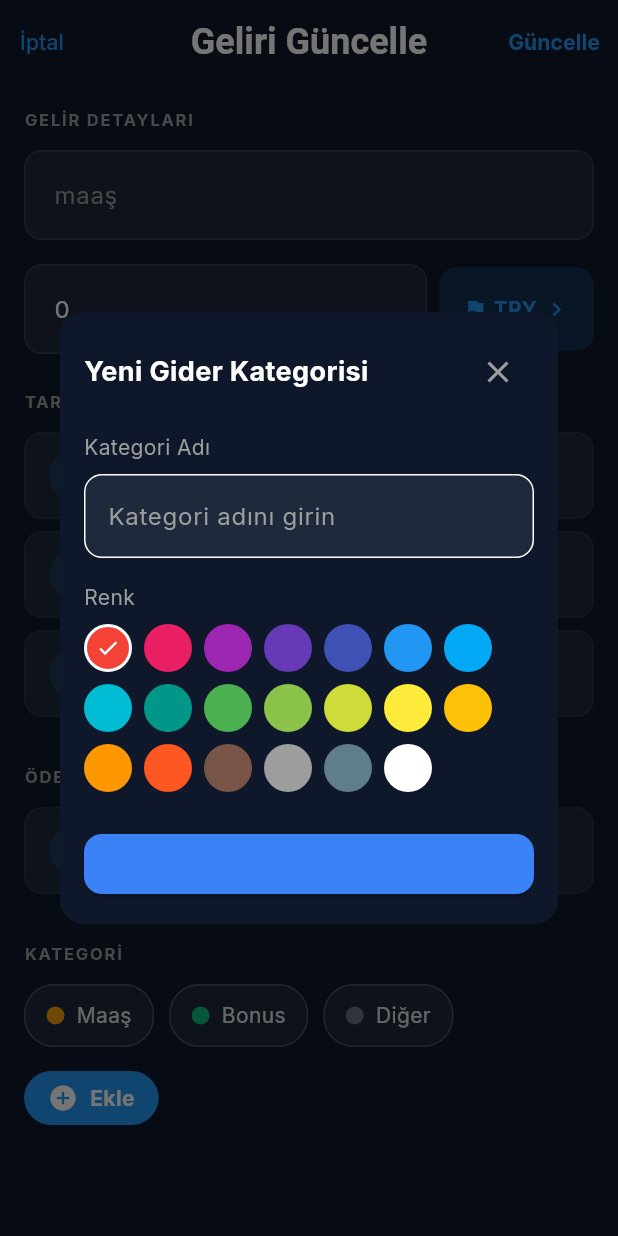
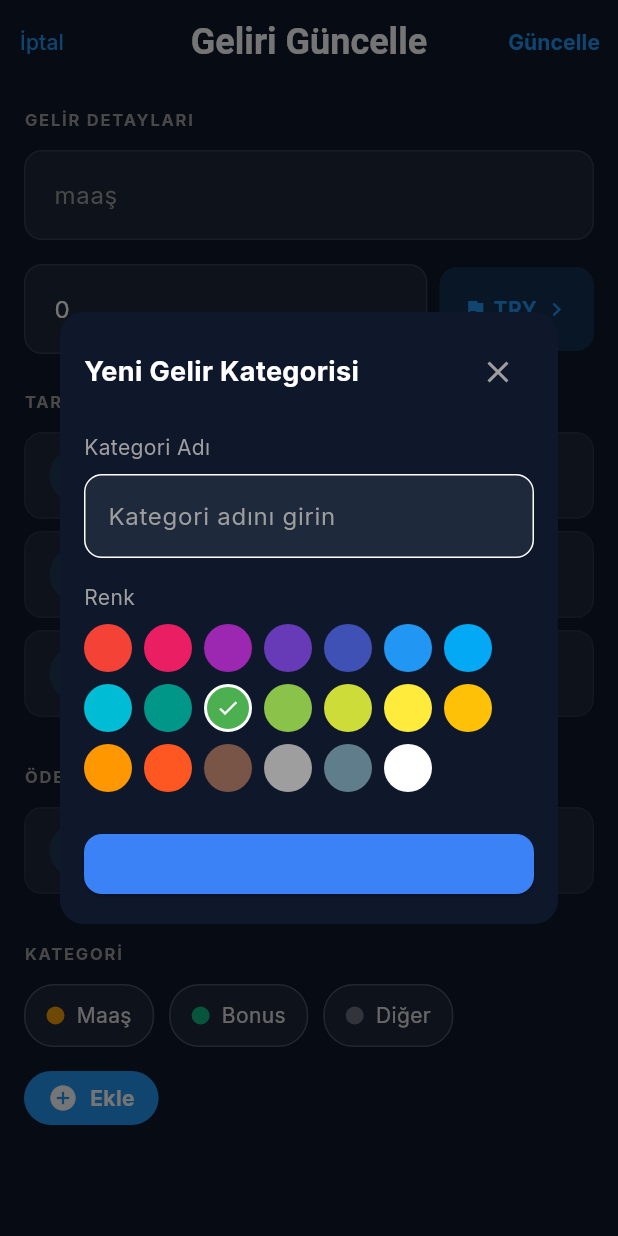
Before and after one commit to rks020/O-uz-dedinmi, a Flutter app: the EditIncomeScreen screen opened directly with empty values, after a tap on "Ekle", on a phone screen of 412 x 824 dp. Run offline on Flutter 3.47's test engine with Material 3 defaults, Android fonts, the phone set to English and light mode, and no system bars; our stand-ins replace firebase_auth, firebase_core, firebase_database, fl_chart, flutter_riverpod, font_awesome_flutter and 1 more; accounts and stored records are empty.

Commit message:
Gelir ekleme ve güncelleme sayfalarında kategori ekleme işlemi düzeltildi

```diff
--- a/lib/screens/edit_income_screen.dart
+++ b/lib/screens/edit_income_screen.dart
@@ -244,6 +244,7 @@ class _EditIncomeScreenState extends ConsumerState<EditIncomeScreen> {
                 showDialog(
                   context: context,
                   builder: (context) => AddCategoryDialog(
+                    type: CategoryType.income,
                     onAdd: (category) {
                       ref.read(transactionsControllerProvider).addCategory(category);
                     },
--- a/lib/widgets/add_category_dialog.dart
+++ b/lib/widgets/add_category_dialog.dart
@@ -4,8 +4,13 @@ import '../../models/category.dart';
 
 class AddCategoryDialog extends StatefulWidget {
   final Function(AppCategory) onAdd;
+  final CategoryType type;
 
-  const AddCategoryDialog({super.key, required this.onAdd});
+  const AddCategoryDialog({
+    super.key,
+    required this.onAdd,
+    this.type = CategoryType.expense,
+  });
 
   @override
   State<AddCategoryDialog> createState() => _AddCategoryDialogState();
@@ -14,12 +19,21 @@ class AddCategoryDialog extends StatefulWidget {
 class _AddCategoryDialogState extends State<AddCategoryDialog> {
   final TextEditingController _nameController = TextEditingController();
   int _selectedColor = 0xFFF44336; // Default red
+
   final List<int> _colors = [
     0xFFF44336, 0xFFE91E63, 0xFF9C27B0, 0xFF673AB7, 0xFF3F51B5, 0xFF2196F3,
     0xFF03A9F4, 0xFF00BCD4, 0xFF009688, 0xFF4CAF50, 0xFF8BC34A, 0xFFCDDC39,
     0xFFFFEB3B, 0xFFFFC107, 0xFFFF9800, 0xFFFF5722, 0xFF795548, 0xFF9E9E9E,
     0xFF607D8B, 0xFFFFFFFF,
   ];
+
+  @override
+  void initState() {
+    super.initState();
+    if (widget.type == CategoryType.income) {
+      _selectedColor = 0xFF4CAF50; // Default green for income
+    }
+  }
 
   @override
   Widget build(BuildContext context) {
@@ -35,9 +49,9 @@ class _AddCategoryDialogState extends State<AddCategoryDialog> {
             Row(
               mainAxisAlignment: MainAxisAlignment.spaceBetween,
               children: [
-                const Text(
-                  'Yeni Gider Kategorisi',
-                  style: TextStyle(color: Colors.white, fontSize: 18, fontWeight: FontWeight.bold),
+                Text(
+                  widget.type == CategoryType.income ? 'Yeni Gelir Kategorisi' : 'Yeni Gider Kategorisi',
+                  style: const TextStyle(color: Colors.white, fontSize: 18, fontWeight: FontWeight.bold),
                 ),
                 IconButton(
                   icon: const Icon(Icons.close, color: Colors.grey),
@@ -90,7 +104,7 @@ class _AddCategoryDialogState extends State<AddCategoryDialog> {
                     id: DateTime.now().millisecondsSinceEpoch.toString(),
                     name: _nameController.text,
                     colorValue: _selectedColor,
-                    type: CategoryType.expense,
+                    type: widget.type,
                   );
                   widget.onAdd(newCategory);
                   Navigator.pop(context);
```
Also changed, not shown: lib/screens/add_income_screen.dart (+13 -1 lines).
